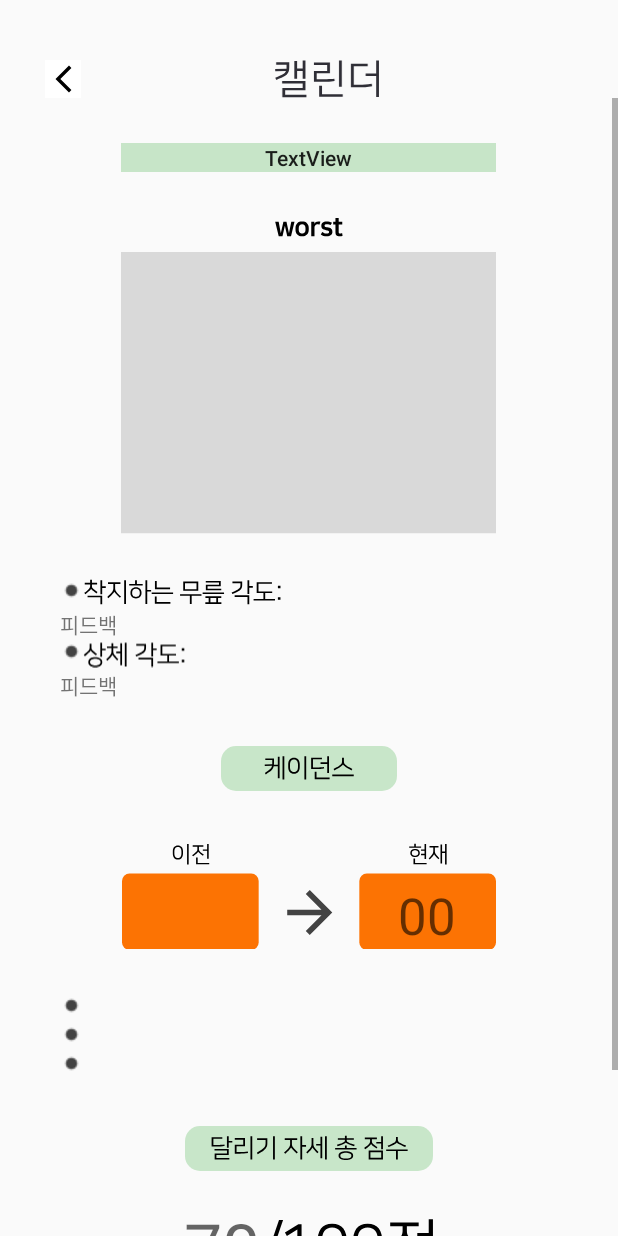
After one commit to SWU-Running-Coach/Running_Coach_APP, an Android app: the CalendarActivity screen opened directly, with no data from a screen before it, on a phone screen of 412 x 824 dp. The commit adds this screen. Run offline under Robolectric (Android 15) with nearby library versions, the phone set to English and light mode, and no system bars.

Commit message:
feat: 캘린더 기능

```diff
--- a/app/build.gradle
+++ b/app/build.gradle
@@ -52,5 +52,6 @@
     implementation 'com.squareup.okhttp3:logging-interceptor:4.8.0'
     // Fix Duplicate class
     implementation(platform("org.jetbrains.kotlin:kotlin-bom:1.8.0"))
+    implementation 'com.prolificinteractive:material-calendarview:1.4.3'
 
 }
--- /dev/null
+++ b/app/src/main/java/com/example/runningcoach_new/CalendarActivity.java
@@ -0,0 +1,28 @@
+package com.example.runningcoach_new;
+
+import androidx.appcompat.app.AppCompatActivity;
+
+import android.content.Intent;
+import android.os.Bundle;
+import android.view.View;
+import android.widget.ImageButton;
+
+public class CalendarActivity extends AppCompatActivity {
+
+    @Override
+    protected void onCreate(Bundle savedInstanceState) {
+        super.onCreate(savedInstanceState);
+        setContentView(R.layout.activity_calendar);
+
+        //뒤로가기 버튼
+        ImageButton btnBack = (ImageButton) findViewById(R.id.btnBack);
+        Intent intent = getIntent();
+        btnBack.setOnClickListener(new View.OnClickListener() {
+            @Override
+            public void onClick(View view) {
+                finish();
+            }
+        });
+
+    }
+}
--- a/app/src/main/java/com/example/runningcoach_new/CameraSurfaceView.java
+++ b/app/src/main/java/com/example/runningcoach_new/CameraSurfaceView.java
@@ -77,7 +77,7 @@
     public void surfaceCreated(@NonNull SurfaceHolder surfaceHolder) {
         try {
             cameraManager = (CameraManager) getContext().getSystemService(Context.CAMERA_SERVICE);
-            cameraId = cameraManager.getCameraIdList()[0]; // 여기에서 적절한 카메라를 선택할 수 있습니다.
+            cameraId = cameraManager.getCameraIdList()[1]; // 여기에서 적절한 카메라를 선택할 수 있습니다.
 
             StreamConfigurationMap map = cameraManager.getCameraCharacteristics(cameraId)
                     .get(CameraCharacteristics.SCALER_STREAM_CONFIGURATION_MAP);
--- a/app/src/main/java/com/example/runningcoach_new/StretchingActivity.java
+++ b/app/src/main/java/com/example/runningcoach_new/StretchingActivity.java
@@ -36,6 +36,9 @@
             ActivityCompat.requestPermissions(this, new String[]{android.Manifest.permission.CAMERA}, 101);
         }
 
+
+
+
     }
 
     //카메라
--- /dev/null
+++ b/app/src/main/res/drawable/calendartxt.xml
@@ -0,0 +1,9 @@
+<vector xmlns:android="http://schemas.android.com/apk/res/android"
+    android:width="49dp"
+    android:height="18dp"
+    android:viewportWidth="49"
+    android:viewportHeight="18">
+  <path
+      android:pathData="M14.352,9.965V14.354H4.795V16.501H14.808V17.641H3.484V13.233H13.041V11.124H3.389V9.965H14.352ZM10.419,4.037H13.041V0.218H14.352V8.939H13.041V5.234H10.419V8.901H9.108V0.446H10.419V4.037ZM0.14,8.369C0.976,8.04 1.685,7.742 2.268,7.476C2.863,7.21 3.357,6.957 3.75,6.716C4.143,6.475 4.453,6.235 4.681,5.994C4.909,5.753 5.08,5.5 5.194,5.234L0.121,5.386L0.083,4.246L5.422,4.132C5.435,4.005 5.441,3.879 5.441,3.752C5.441,3.625 5.441,3.486 5.441,3.334V2.251H0.577V1.073H6.714V3.429C6.714,4.189 6.638,4.835 6.486,5.367C6.334,5.899 6.036,6.387 5.593,6.83C5.162,7.261 4.548,7.679 3.75,8.084C2.965,8.489 1.932,8.939 0.653,9.433L0.14,8.369ZM22.162,16.197H31.89V17.375H20.813V12.188H22.162V16.197ZM31.453,12.72H30.123V0.218H31.453V12.72ZM19.654,9.167C20.642,9.167 21.522,9.161 22.295,9.148C23.08,9.135 23.796,9.116 24.442,9.091C25.088,9.066 25.69,9.034 26.247,8.996C26.817,8.945 27.387,8.888 27.957,8.825L28.071,9.984C27.552,10.047 26.994,10.104 26.399,10.155C25.804,10.206 25.12,10.244 24.347,10.269C23.587,10.294 22.719,10.313 21.744,10.326C20.769,10.339 19.635,10.345 18.343,10.345V5.177H24.556V2.327H18.343V1.149H25.867V6.317H19.654V9.167ZM35.748,1.795H43.652V3.011H37.097V11.751H39.624C40.599,11.751 41.556,11.719 42.493,11.656C43.443,11.58 44.456,11.453 45.533,11.276L45.704,12.473C44.691,12.65 43.633,12.777 42.531,12.853C41.442,12.929 40.359,12.967 39.282,12.967H35.748V1.795ZM48.972,17.584H47.623V7.571H42.683V6.355H47.623V0.218H48.972V17.584Z"
+      android:fillColor="#2F2E36"/>
+</vector>
--- /dev/null
+++ b/app/src/main/res/layout/activity_calendar.xml
@@ -0,0 +1,314 @@
+<?xml version="1.0" encoding="utf-8"?>
+<LinearLayout xmlns:android="http://schemas.android.com/apk/res/android"
+xmlns:app="http://schemas.android.com/apk/res-auto"
+xmlns:tools="http://schemas.android.com/tools"
+android:layout_width="match_parent"
+android:layout_height="match_parent"
+android:orientation="vertical"
+tools:context=".CalendarActivity">
+
+<LinearLayout
+    android:layout_width="match_parent"
+    android:layout_height="25dp"
+    android:layout_marginTop="40dp"
+    android:orientation="horizontal">
+
+    <ImageButton
+        android:id="@+id/btnBack"
+        android:layout_width="wrap_content"
+        android:layout_height="match_parent"
+        android:layout_marginLeft="30dp"
+        android:background="#FFFFFF"
+        app:srcCompat="@drawable/faders" />
+
+    <ImageView
+        android:id="@+id/titleRunninganalyze"
+        android:layout_width="match_parent"
+        android:layout_height="match_parent"
+        android:layout_marginRight="30dp"
+        app:srcCompat="@drawable/calendartxt" />
+
+</LinearLayout>
+
+<ScrollView
+    android:layout_width="match_parent"
+    android:layout_height="match_parent">
+
+    <LinearLayout
+        android:layout_width="match_parent"
+        android:layout_height="wrap_content"
+        android:orientation="vertical">
+
+        <TextView
+            android:id="@+id/dateText"
+            android:layout_width="250dp"
+            android:layout_height="wrap_content"
+            android:layout_gravity="center"
+            android:layout_marginTop="30dp"
+            android:background="#C7E5C8"
+            android:gravity="center"
+            android:text="TextView"
+            android:textAppearance="@style/TextAppearance.AppCompat.Body2" />
+
+        <ImageView
+            android:id="@+id/text2"
+            android:layout_width="match_parent"
+            android:layout_height="wrap_content"
+            android:layout_marginTop="30dp"
+            app:srcCompat="@drawable/worst" />
+
+        <ImageView
+            android:id="@+id/feedbackview"
+            android:layout_width="wrap_content"
+            android:layout_height="wrap_content"
+            android:layout_gravity="center"
+            android:layout_marginTop="10dp"
+            app:srcCompat="@drawable/feedbackview" />
+
+        <LinearLayout
+            android:id="@+id/knee"
+            android:layout_width="match_parent"
+            android:layout_height="wrap_content"
+            android:layout_marginLeft="40dp"
+            android:layout_marginTop="30dp"
+            android:layout_marginRight="40dp"
+            android:orientation="vertical">
+
+            <LinearLayout
+                android:id="@+id/layout_kneeangle"
+                android:layout_width="match_parent"
+                android:layout_height="wrap_content"
+                android:orientation="horizontal">
+
+                <ImageView
+                    android:id="@+id/imageView5"
+                    android:layout_width="wrap_content"
+                    android:layout_height="wrap_content"
+                    android:layout_weight="0"
+                    app:srcCompat="@drawable/fullstop" />
+
+                <ImageView
+                    android:id="@+id/imageView6"
+                    android:layout_width="wrap_content"
+                    android:layout_height="wrap_content"
+                    android:layout_weight="0"
+                    app:srcCompat="@drawable/kneeangle_" />
+
+                <TextView
+                    android:id="@+id/txt_kneeangle"
+                    android:layout_width="match_parent"
+                    android:layout_height="wrap_content"
+                    android:layout_weight="0" />
+
+            </LinearLayout>
+
+            <TextView
+                android:id="@+id/textView2"
+                android:layout_width="match_parent"
+                android:layout_height="wrap_content"
+                android:text="피드백" />
+        </LinearLayout>
+
+        <LinearLayout
+            android:id="@+id/upper"
+            android:layout_width="match_parent"
+            android:layout_height="wrap_content"
+            android:layout_marginLeft="40dp"
+            android:layout_marginRight="40dp"
+            android:orientation="vertical">
+
+            <LinearLayout
+                android:id="@+id/layout_upperangle"
+                android:layout_width="match_parent"
+                android:layout_height="match_parent"
+                android:orientation="horizontal">
+
+                <ImageView
+                    android:id="@+id/imageView7"
+                    android:layout_width="wrap_content"
+                    android:layout_height="wrap_content"
+                    android:layout_weight="0"
+                    app:srcCompat="@drawable/fullstop" />
+
+                <ImageView
+                    android:id="@+id/imageView8"
+                    android:layout_width="wrap_content"
+                    android:layout_height="match_parent"
+                    android:layout_weight="0"
+                    app:srcCompat="@drawable/upperangle" />
+
+                <TextView
+                    android:id="@+id/txt_upperangle"
+                    android:layout_width="match_parent"
+                    android:layout_height="wrap_content"
+                    android:layout_weight="0" />
+
+            </LinearLayout>
+
+            <TextView
+                android:id="@+id/textView3"
+                android:layout_width="match_parent"
+                android:layout_height="wrap_content"
+                android:text="피드백" />
+        </LinearLayout>
+
+        <ImageView
+            android:id="@+id/imageView9"
+            android:layout_width="match_parent"
+            android:layout_height="wrap_content"
+            android:layout_gravity="center"
+            android:layout_marginTop="30dp"
+            app:srcCompat="@drawable/cadence" />
+
+        <FrameLayout
+            android:layout_width="match_parent"
+            android:layout_height="wrap_content">
+
+            <ImageView
+                android:id="@+id/imageView10"
+                android:layout_width="match_parent"
+                android:layout_height="wrap_content"
+                android:layout_gravity="center"
+                android:layout_marginTop="15dp"
+                app:srcCompat="@drawable/cadencescore" />
+
+            <TextView
+                android:id="@+id/txt_after"
+                android:layout_width="90dp"
+                android:layout_height="45dp"
+                android:layout_marginLeft="240dp"
+                android:layout_marginTop="60dp"
+                android:gravity="center"
+                android:text="00"
+                android:textAppearance="@style/TextAppearance.AppCompat.Display1" />
+        </FrameLayout>
+
+
+        <LinearLayout
+            android:id="@+id/cadencefeedback"
+            android:layout_width="match_parent"
+            android:layout_height="match_parent"
+            android:layout_marginLeft="40dp"
+            android:layout_marginTop="30dp"
+            android:layout_marginRight="40dp"
+            android:orientation="vertical">
+
+            <LinearLayout
+                android:id="@+id/layout_cadence_change"
+                android:layout_width="match_parent"
+                android:layout_height="match_parent"
+                android:layout_weight="0"
+                android:orientation="horizontal">
+
+                <ImageView
+                    android:id="@+id/imageView11"
+                    android:layout_width="wrap_content"
+                    android:layout_height="wrap_content"
+                    android:layout_weight="0"
+                    app:srcCompat="@drawable/fullstop" />
+
+                <TextView
+                    android:id="@+id/txt_cadencefeedback"
+                    android:layout_width="match_parent"
+                    android:layout_height="wrap_content"
+                    android:layout_weight="0" />
+
+            </LinearLayout>
+
+            <LinearLayout
+                android:id="@+id/layout_cadence_up"
+                android:layout_width="match_parent"
+                android:layout_height="wrap_content"
+                android:orientation="horizontal">
+
+                <ImageView
+                    android:id="@+id/imageView12"
+                    android:layout_width="wrap_content"
+                    android:layout_height="wrap_content"
+                    android:layout_weight="0"
+                    app:srcCompat="@drawable/fullstop" />
+
+                <TextView
+                    android:id="@+id/txt_cadenceup"
+                    android:layout_width="match_parent"
+                    android:layout_height="wrap_content"
+                    android:layout_weight="0" />
+
+            </LinearLayout>
+
+            <LinearLayout
+                android:id="@+id/layout_cadence_goal"
+                android:layout_width="match_parent"
+                android:layout_height="wrap_content"
+                android:orientation="horizontal">
+
+                <ImageView
+                    android:id="@+id/imageView13"
+                    android:layout_width="wrap_content"
+                    android:layout_height="wrap_content"
+                    android:layout_weight="0"
+                    app:srcCompat="@drawable/fullstop" />
+
+                <TextView
+                    android:id="@+id/txt_cadencegoal"
+                    android:layout_width="match_parent"
+                    android:layout_height="wrap_content"
+                    android:layout_weight="0" />
+
+            </LinearLayout>
+
+        </LinearLayout>
+
+        <ImageView
+            android:id="@+id/imageView14"
+            android:layout_width="match_parent"
+            android:layout_height="wrap_content"
+            android:layout_gravity="center"
+            android:layout_marginTop="30dp"
+            app:srcCompat="@drawable/runningscore" />
+
+        <LinearLayout
+            android:id="@+id/running_score"
+            android:layout_width="match_parent"
+            android:layout_height="match_parent"
+            android:layout_marginLeft="40dp"
+            android:layout_marginTop="20dp"
+            android:layout_marginRight="40dp"
+            android:gravity="center">
+
+            <TextView
+                android:id="@+id/txt_running_score"
+                android:layout_width="wrap_content"
+                android:layout_height="wrap_content"
+                android:gravity="center"
+                android:text="70"
+                android:textAppearance="@style/TextAppearance.AppCompat.Display2" />
+
+            <ImageView
+                android:id="@+id/imageView15"
+                android:layout_width="wrap_content"
+                android:layout_height="wrap_content"
+                app:srcCompat="@drawable/slash" />
+
+            <ImageView
+                android:id="@+id/imageView16"
+                android:layout_width="wrap_content"
+                android:layout_height="wrap_content"
+                app:srcCompat="@drawable/jum" />
+        </LinearLayout>
+
+        <ImageButton
+            android:id="@+id/btnSave"
+            android:layout_width="match_parent"
+            android:layout_height="wrap_content"
+            android:layout_gravity="center"
+            android:layout_marginTop="50dp"
+            android:background="#00FFFFFF"
+            android:scaleX="1.2"
+            android:scaleY="1.2"
+            app:srcCompat="@drawable/save" />
+
+    </LinearLayout>
+</ScrollView>
+
+</LinearLayout>
--- a/app/src/main/res/layout/activity_main.xml
+++ b/app/src/main/res/layout/activity_main.xml
@@ -49,6 +49,11 @@
                 android:layout_width="match_parent"
                 android:layout_height="wrap_content"
                 android:text="스트레칭 화면" />
+            <Button
+                android:id="@+id/gocalendarbtn"
+                android:layout_width="match_parent"
+                android:layout_height="wrap_content"
+                android:text="캘린더 화면" />
         </LinearLayout>
     </FrameLayout>
 
--- a/app/src/main/res/layout/activity_stretching.xml
+++ b/app/src/main/res/layout/activity_stretching.xml
@@ -43,9 +43,9 @@
         android:layout_margin="20dp">
 
         <com.example.runningcoach_new.CameraSurfaceView
+            android:id="@+id/surfaceView"
             android:layout_width="390dp"
-            android:layout_height="420dp"
-            android:id="@+id/surfaceView"/>
+            android:layout_height="420dp" />
 
     </FrameLayout>
 
--- a/settings.gradle
+++ b/settings.gradle
@@ -10,6 +10,7 @@
     repositories {
         google()
         mavenCentral()
+        maven {url "https://jitpack.io"}
     }
 }
 rootProject.name = "RunningCoach_new"
```
Also changed, not shown: app/src/main/AndroidManifest.xml (+8 -2 lines), build.gradle (line endings or trailing spaces).
